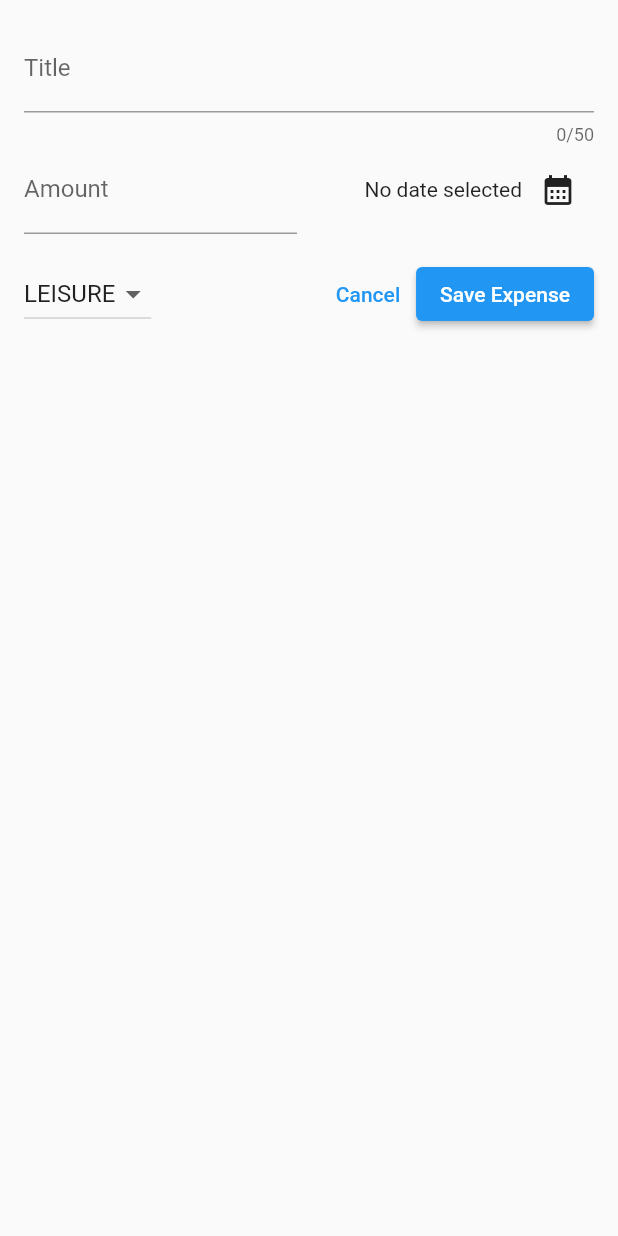
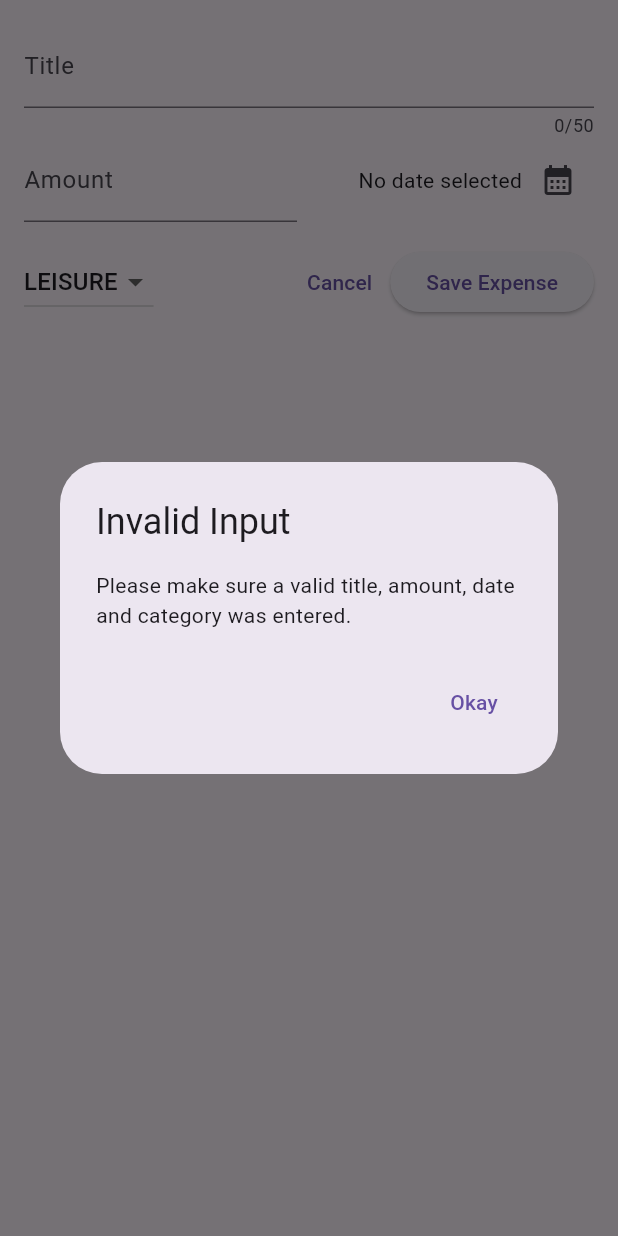
Before and after one commit to congltk1234/LearnFlutter, a Flutter app: the NewExpense widget shown alone on an empty page, opened directly, after a tap on "Save Expense", on a phone screen of 412 x 824 dp. Run offline on Flutter 3.47's test engine with Material 2 defaults, Android fonts, the phone set to English and light mode, and no system bars; our stand-ins replace google_fonts.

Commit message:
Form Validate

```diff
--- a/expense_tracker/lib/main.dart
+++ b/expense_tracker/lib/main.dart
@@ -3,9 +3,9 @@ import 'package:flutter/material.dart';
 
 void main() {
   runApp(
-    const MaterialApp(
-      // theme: ThemeData(useMaterial3: true),
-      home: Expenses(),
+    MaterialApp(
+      theme: ThemeData(useMaterial3: true),
+      home: const Expenses(),
     ),
   );
 }
--- a/expense_tracker/lib/widgets/add_expense.dart
+++ b/expense_tracker/lib/widgets/add_expense.dart
@@ -29,6 +29,32 @@ class _NewExpenseState extends State<NewExpense> {
     setState(() {
       _selectedDate = pickedDate;
     });
+  }
+
+  void _submitForm() {
+    final enteredAmount = double.tryParse(_amountController.text);
+    final amountIsInvalid = enteredAmount == null || enteredAmount <= 0;
+    if (_titleController.text.trim().isEmpty ||
+        amountIsInvalid ||
+        _selectedDate == null) {
+      showDialog(
+        context: context,
+        builder: (ctx) => AlertDialog(
+          title: const Text('Invalid Input'),
+          content: const Text(
+              'Please make sure a valid title, amount, date and category was entered.'),
+          actions: [
+            TextButton(
+              onPressed: () {
+                Navigator.pop(ctx);
+              },
+              child: const Text('Okay'),
+            ),
+          ],
+        ),
+      );
+    }
+    return;
   }
 
   @override
@@ -114,10 +140,7 @@ class _NewExpenseState extends State<NewExpense> {
                 child: const Text('Cancel'),
               ),
               ElevatedButton(
-                onPressed: () {
-                  print(_titleController.text);
-                  print(_amountController.text);
-                },
+                onPressed: _submitForm,
                 child: const Text('Save Expense'),
               ),
             ],
```
